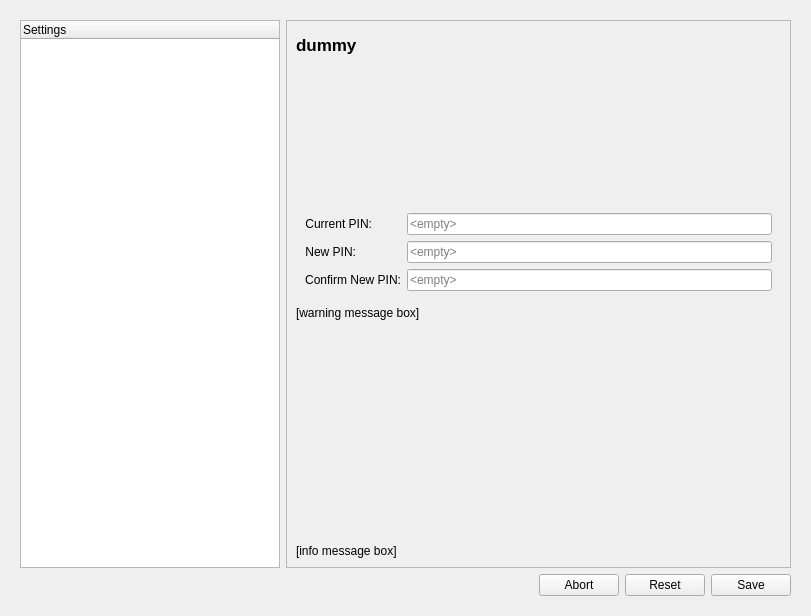
Above: nitrokeyapp/ui/settings_tab.ui from Nitrokey/nitrokey-app2 before the change. Below: the same form after it.
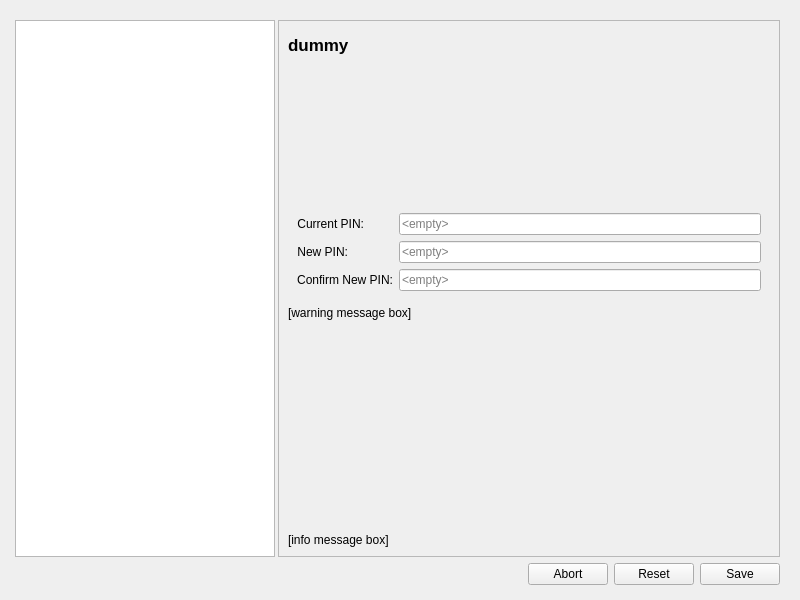
That is the form after the change. Icons and pictures are not drawn.

Commit message: ui: unify tab left content margins; hide settings tree headline

Patch:
```diff
--- a/nitrokeyapp/ui/settings_tab.ui
+++ b/nitrokeyapp/ui/settings_tab.ui
@@ -6,8 +6,8 @@
    <rect>
     <x>0</x>
     <y>0</y>
-    <width>811</width>
-    <height>616</height>
+    <width>800</width>
+    <height>600</height>
    </rect>
   </property>
   <property name="sizePolicy">
@@ -36,6 +36,15 @@
        </sizepolicy>
       </property>
       <layout class="QGridLayout" name="gridLayout">
+       <property name="leftMargin">
+        <number>4</number>
+       </property>
+       <property name="bottomMargin">
+        <number>4</number>
+       </property>
+       <property name="horizontalSpacing">
+        <number>3</number>
+       </property>
        <item row="0" column="0">
         <widget class="QTreeWidget" name="settings_tree">
          <property name="sizePolicy">
@@ -50,6 +59,9 @@
            <height>0</height>
           </size>
          </property>
+         <attribute name="headerVisible">
+          <bool>false</bool>
+         </attribute>
          <column>
           <property name="text">
            <string>Settings</string>
```
The commit also changes 2 other files.
